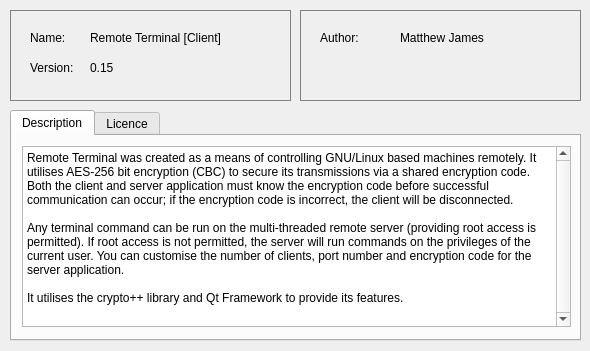
The window that remote-terminal-client/src/frmabout.ui (Trevor3000/remote-terminal) describes before a commit, drawn with Qt 5.
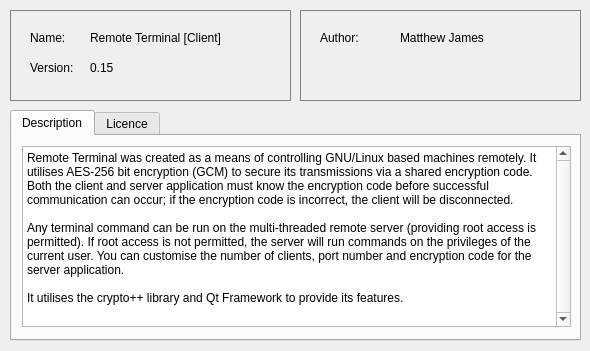
The same window after the commit.

Commit message: - Updated encryption method of Remote Terminal to AES-256 (GCM)

Patch:
```diff
--- a/remote-terminal-client/src/frmabout.ui
+++ b/remote-terminal-client/src/frmabout.ui
@@ -178,7 +178,7 @@
 &lt;html&gt;&lt;head&gt;&lt;meta name=&quot;qrichtext&quot; content=&quot;1&quot; /&gt;&lt;style type=&quot;text/css&quot;&gt;
 p, li { white-space: pre-wrap; }
 &lt;/style&gt;&lt;/head&gt;&lt;body style=&quot; font-family:'Sans'; font-size:9pt; font-weight:400; font-style:normal;&quot;&gt;
-&lt;p style=&quot; margin-top:0px; margin-bottom:0px; margin-left:0px; margin-right:0px; -qt-block-indent:0; text-indent:0px;&quot;&gt;Remote Terminal was created as a means of controlling GNU/Linux based machines remotely. It utilises AES-256 bit encryption (CBC) to secure its transmissions via a shared encryption code. Both the client and server application must know the encryption code before successful communication can occur; if the encryption code is incorrect, the client will be disconnected.&lt;/p&gt;
+&lt;p style=&quot; margin-top:0px; margin-bottom:0px; margin-left:0px; margin-right:0px; -qt-block-indent:0; text-indent:0px;&quot;&gt;Remote Terminal was created as a means of controlling GNU/Linux based machines remotely. It utilises AES-256 bit encryption (GCM) to secure its transmissions via a shared encryption code. Both the client and server application must know the encryption code before successful communication can occur; if the encryption code is incorrect, the client will be disconnected.&lt;/p&gt;
 &lt;p style=&quot;-qt-paragraph-type:empty; margin-top:0px; margin-bottom:0px; margin-left:0px; margin-right:0px; -qt-block-indent:0; text-indent:0px;&quot;&gt;&lt;br /&gt;&lt;/p&gt;
 &lt;p style=&quot; margin-top:0px; margin-bottom:0px; margin-left:0px; margin-right:0px; -qt-block-indent:0; text-indent:0px;&quot;&gt;Any terminal command can be run on the multi-threaded remote server (providing root access is permitted). If root access is not permitted, the server will run commands on the privileges of the current user. You can customise the number of clients, port number and encryption code for the server application.&lt;/p&gt;
 &lt;p style=&quot;-qt-paragraph-type:empty; margin-top:0px; margin-bottom:0px; margin-left:0px; margin-right:0px; -qt-block-indent:0; text-indent:0px;&quot;&gt;&lt;br /&gt;&lt;/p&gt;
```
The commit also changes 7 other files.
